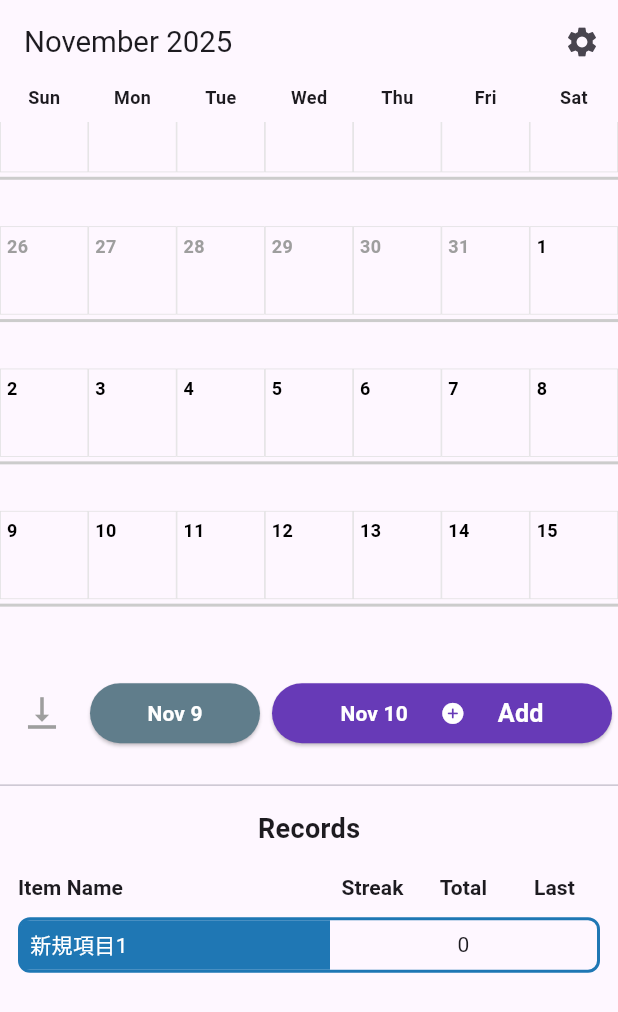
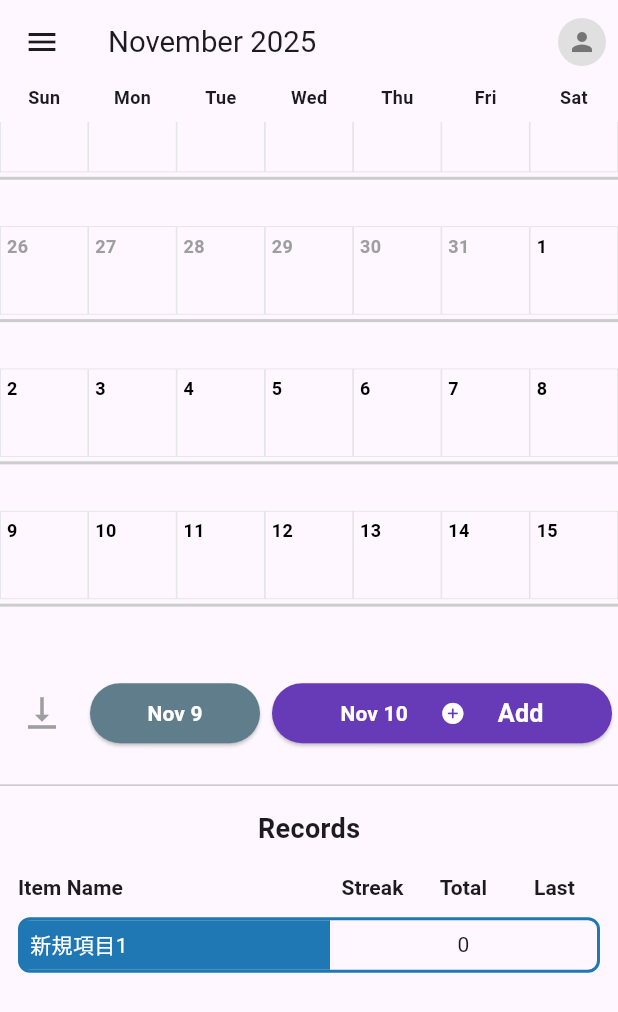
Before and after one commit to Sugisaki/keizoku, a Flutter app: the screen it shows after launch, on a phone screen of 412 x 824 dp. Shown: the top 1012 px of the screen. Run offline on Flutter 3.47's test engine with Material 3 defaults, Android fonts, the phone set to English and light mode, and no system bars; our stand-ins replace cloud_firestore, firebase_auth, firebase_core, google_sign_in, lottie, shared_preferences; accounts and stored records are empty.

Commit message:
Googleサインイン状態を示すアイコンをホーム画面の右上に

```diff
--- a/lib/main.dart
+++ b/lib/main.dart
@@ -5,6 +5,7 @@ import 'package:lottie/lottie.dart';
 import 'package:provider/provider.dart';
 import 'package:firebase_core/firebase_core.dart';
 import 'package:firebase_auth/firebase_auth.dart';
+import 'package:google_sign_in/google_sign_in.dart';
 import 'l10n/app_localizations.dart';
 
 import 'models/calendar_item.dart';
@@ -272,7 +273,16 @@ class _MyHomePageState extends State<MyHomePage> {
 
     return Scaffold(
       appBar: AppBar(
-        // タイトル欄は、年月と設定アイコン
+        // 左端にハンバーガーメニュー（設定画面へ）
+        leading: IconButton(
+          icon: const Icon(Icons.menu),
+          onPressed: () {
+            Navigator.of(context).push(
+              MaterialPageRoute(builder: (context) => const SettingsScreen()),
+            );
+          },
+        ),
+        // タイトル欄は、年月
         title: Row(
           children: [
             // 年月
@@ -317,13 +327,38 @@ class _MyHomePageState extends State<MyHomePage> {
             }(),
           ],
         ),
-        // 設定ボタン
+        // 右端にGoogleユーザーアイコン
         actions: [
-          IconButton(
-            icon: const Icon(Icons.settings),
-            onPressed: () {
-              Navigator.of(context).push(
-                MaterialPageRoute(builder: (context) => const SettingsScreen()),
+          // Googleユーザーアイコン（タップで設定画面へ）
+          StreamBuilder<User?>(
+            stream: FirebaseAuth.instance.authStateChanges(),
+            builder: (context, snapshot) {
+              final user = snapshot.data;
+              final isLoggedIn = user != null;
+
+              return Padding(
+                padding: const EdgeInsets.only(right: 8.0),
+                child: GestureDetector(
+                  onTap: () {
+                    Navigator.of(context).push(
+                      MaterialPageRoute(builder: (context) => const SettingsScreen()),
+                    );
+                  },
+                  child: CircleAvatar(
+                    radius: 16,
+                    backgroundImage: isLoggedIn && user.photoURL != null
+                        ? NetworkImage(user.photoURL!)
+                        : null,
+                    backgroundColor: Colors.grey[300],
+                    child: !isLoggedIn || user.photoURL == null
+                        ? Icon(
+                            Icons.person,
+                            color: Colors.grey[600],
+                            size: 20,
+                          )
+                        : null,
+                  ),
+                ),
               );
             },
           ),
--- a/lib/screens/settings_screen.dart
+++ b/lib/screens/settings_screen.dart
@@ -150,6 +150,10 @@ class _SettingsScreenState extends State<SettingsScreen> {
                       subtitle: Text(localizations.notLoggedIn),
                       trailing: ElevatedButton(
                         onPressed: _handleGoogleSignIn,
+                        style: ElevatedButton.styleFrom(
+                          backgroundColor: Colors.deepPurple,
+                          foregroundColor: Colors.white,
+                        ),
                         child: Text(localizations.loginButton),
                       ),
                     ),
```
